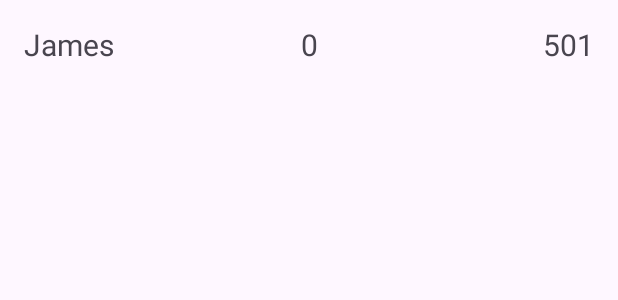
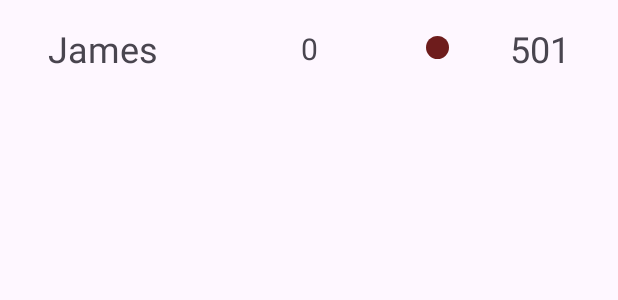
Before and after one commit to jameskavazy/DartScoreboard-App, an Android app: the layout match_players_list.xml on its own in the app's theme, with its tools: preview values and no code run, on a phone screen of 412 x 824 dp. Shown: the top 300 px of the screen. Run offline under Robolectric (Android 15) with nearby library versions, the phone set to English and light mode, and no system bars.

Commit message:
- Adds playerIndicator shape.xml to show user which User's go it is.

```diff
--- /dev/null
+++ b/app/src/main/res/drawable/shape.xml
@@ -0,0 +1,4 @@
+<?xml version="1.0" encoding="utf-8"?>
+<shape xmlns:android="http://schemas.android.com/apk/res/android" android:shape="oval" >
+    <solid android:color="#6E1C1C"/>
+</shape>
--- a/app/src/main/res/layout/match_players_list.xml
+++ b/app/src/main/res/layout/match_players_list.xml
@@ -7,16 +7,16 @@
 
     <TextView
         android:id="@+id/player_name_text_view"
-        tools:text="James"
         android:layout_width="wrap_content"
         android:layout_height="wrap_content"
-        android:layout_marginStart="16dp"
+        android:layout_marginStart="32dp"
         android:layout_marginTop="16dp"
         android:layout_marginBottom="16dp"
-        android:textSize="20sp"
+        android:textSize="24sp"
         app:layout_constraintBottom_toBottomOf="parent"
         app:layout_constraintStart_toStartOf="parent"
-        app:layout_constraintTop_toTopOf="parent" />
+        app:layout_constraintTop_toTopOf="parent"
+        tools:text="James" />
 
     <TextView
         android:id="@+id/legs_text_view"
@@ -37,10 +37,22 @@
         android:id="@+id/player_score_text_view"
         android:layout_width="wrap_content"
         android:layout_height="wrap_content"
-        android:layout_marginEnd="16dp"
-        tools:text="501"
-        android:textSize="20sp"
+        android:layout_marginEnd="32dp"
+        android:textSize="24sp"
         app:layout_constraintBottom_toBottomOf="parent"
         app:layout_constraintEnd_toEndOf="parent"
+        app:layout_constraintTop_toTopOf="parent"
+        tools:text="501" />
+
+    <FrameLayout
+        android:id="@+id/player_turn_indicator"
+        android:layout_width="15dp"
+        android:layout_height="15dp"
+        android:layout_marginLeft="72dp"
+        android:layout_marginTop="24dp"
+        android:foreground="@drawable/shape"
+        app:layout_constraintLeft_toRightOf="@+id/legs_text_view"
         app:layout_constraintTop_toTopOf="parent" />
+
+
 </androidx.constraintlayout.widget.ConstraintLayout>
```
Also changed, not shown: app/src/main/java/com/example/dartscoreboard/GameActivity.java (+32 -28 lines), app/src/main/java/com/example/dartscoreboard/RecyclerAdapterGamePlayers.java (+12 -0 lines), app/src/main/java/com/example/dartscoreboard/UsersActivity.java (+1 -7 lines).
